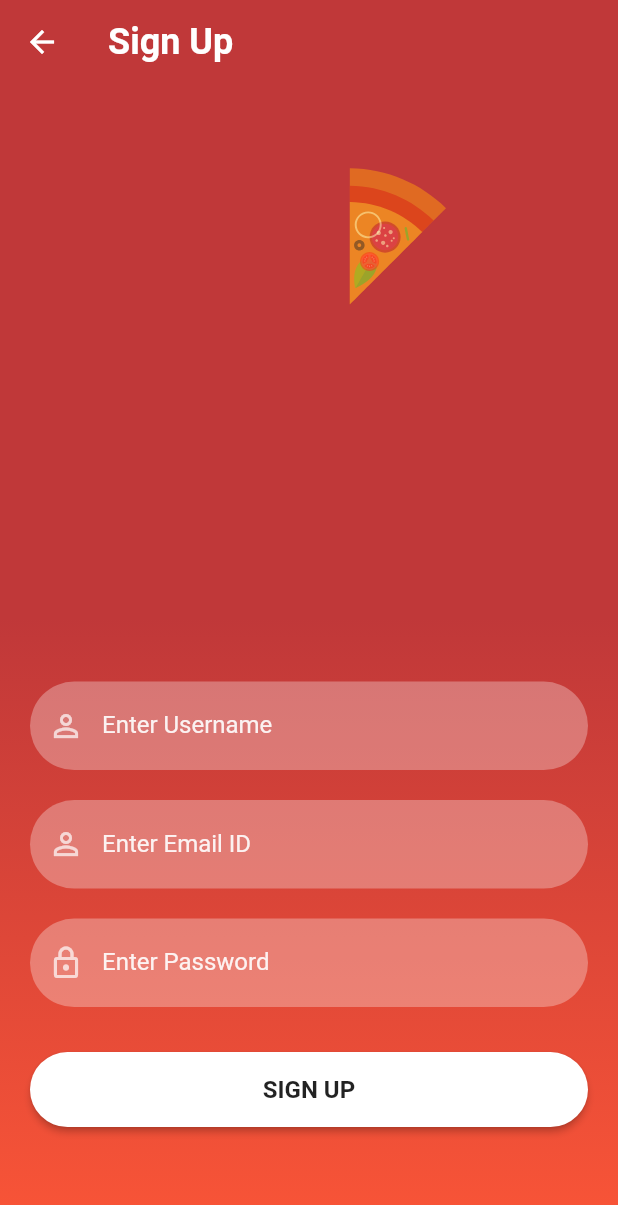
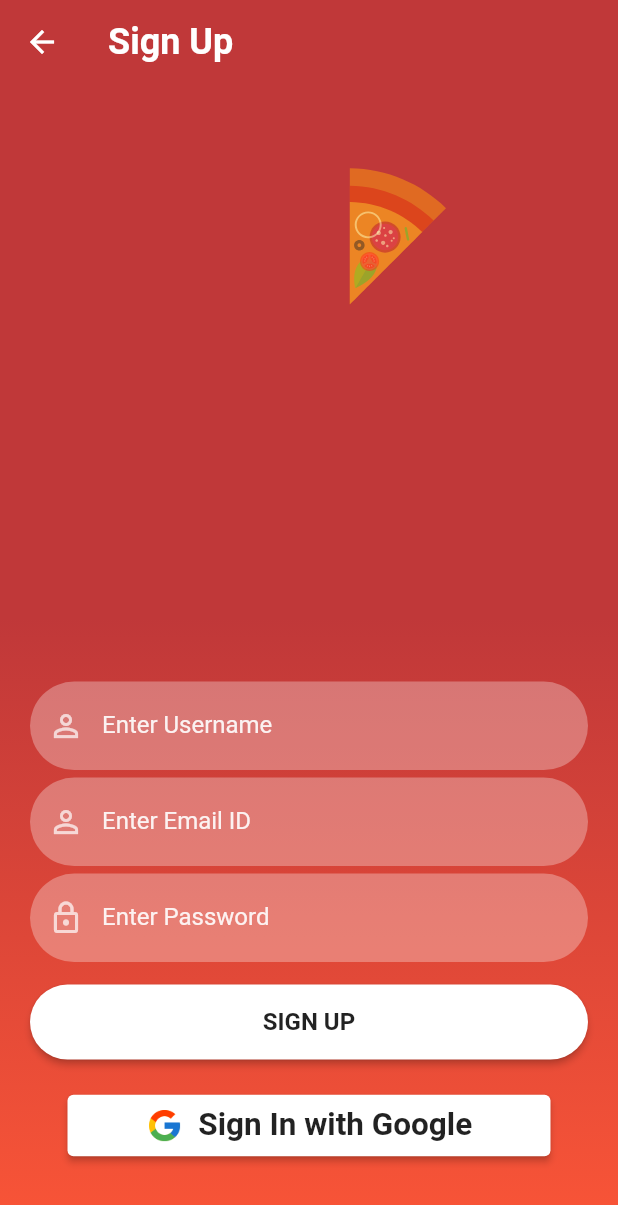
Before and after one commit to akshaykamath45/Flutter_Login, a Flutter app: the SignUpScreen screen opened directly, on a phone screen of 412 x 824 dp. Shown: the top 1205 px of the screen. Run offline on Flutter 3.47's test engine with Material 2 defaults, Android fonts, the light colour scheme and no system bars; our stand-ins replace firebase_auth, firebase_core, google_sign_in, lottie; missing offline and left inert: dart:ffi; accounts and stored records are empty.

Commit message:
feat:added login authentication with google

```diff
--- a/login/lib/screens/signin_screen.dart
+++ b/login/lib/screens/signin_screen.dart
@@ -44,7 +44,7 @@ class _SignInScreenState extends State<SignInScreen> {
                 SizedBox(
                   height: 30,
                 ),
-                reusableTextField("Enter Username", Icons.person_outline, false,
+                reusableTextField("Enter Email ID", Icons.person_outline, false,
                     _emailTextController),
                 SizedBox(
                   height: 20,
@@ -98,7 +98,7 @@ class _SignInScreenState extends State<SignInScreen> {
                               width: 10,
                             ),
                             const Text(
-                              "Login with G-Mail",
+                              "Login with Google",
                               style: TextStyle(
                                   fontSize: 21,
                                   fontWeight: FontWeight.bold,
--- a/login/lib/screens/signup_screen.dart
+++ b/login/lib/screens/signup_screen.dart
@@ -7,6 +7,7 @@ import 'package:login/utils/colors_utils.dart';
 import 'package:lottie/lottie.dart';
 
 import '../reusable_widgets/reusable_widget.dart';
+import '../services/firebase_services.dart';
 
 class SignUpScreen extends StatefulWidget {
   const SignUpScreen({super.key});
@@ -58,17 +59,17 @@ class _SignUpScreenState extends State<SignUpScreen> {
                 reusableTextField("Enter Username", Icons.person_outline, false,
                     _userNameTextController),
                 const SizedBox(
-                  height: 20,
+                  height: 5,
                 ),
                 reusableTextField("Enter Email ID", Icons.person_outline, false,
                     _emailTextController),
                 const SizedBox(
-                  height: 20,
+                  height: 5,
                 ),
                 reusableTextField("Enter Password", Icons.lock_outlined, true,
                     _passwordTextController),
                 const SizedBox(
-                  height: 20,
+                  height: 5,
                 ),
                 SignInSignUpButton(context, false, () {
                   FirebaseAuth.instance
@@ -83,6 +84,50 @@ class _SignUpScreenState extends State<SignUpScreen> {
                     print("Error ${error.toString()}");
                   });
                 }),
+                Center(
+                  child: Container(
+                    margin: EdgeInsets.symmetric(horizontal: 25),
+                    child: ElevatedButton(
+                      onPressed: () async {
+                        await FirebaseServices().signInWithGoogle();
+                        Navigator.push(
+                            context,
+                            MaterialPageRoute(
+                                builder: (context) => HomeScreen()));
+                      },
+                      style: ButtonStyle(backgroundColor:
+                          MaterialStateProperty.resolveWith((states) {
+                        if (states.contains(MaterialState.pressed)) {
+                          return Colors.black26;
+                        }
+                        return Colors.white;
+                      })),
+                      child: Padding(
+                        padding: const EdgeInsets.all(8.0),
+                        child: Row(
+                          mainAxisAlignment: MainAxisAlignment.center,
+                          children: [
+                            Image.asset(
+                              "assets/images/google.png",
+                              height: 25,
+                              width: 25,
+                            ),
+                            SizedBox(
+                              width: 10,
+                            ),
+                            const Text(
+                              "Sign In with Google",
+                              style: TextStyle(
+                                  fontSize: 21,
+                                  fontWeight: FontWeight.bold,
+                                  color: Colors.black87),
+                            ),
+                          ],
+                        ),
+                      ),
+                    ),
+                  ),
+                ),
               ],
             ),
           ))),
```
